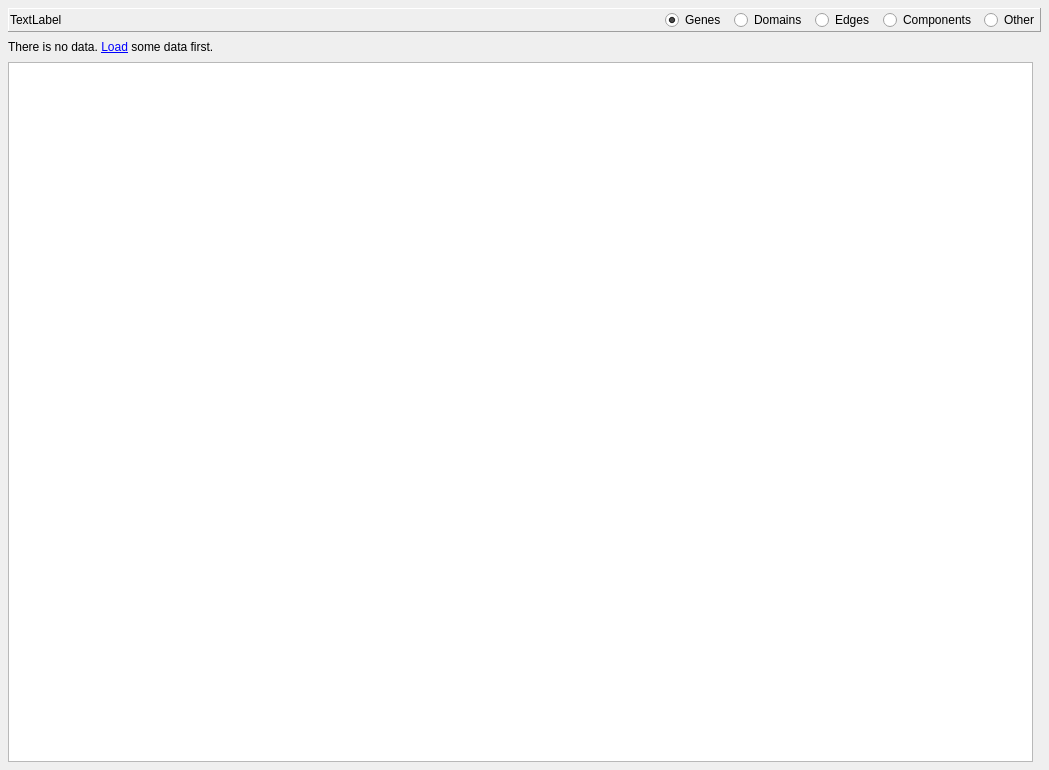
This is groot/frontends/gui/forms/designer/frm_selection_list_designer.ui in JMcInerneyLab/groot as Qt 5 draws it before an edit. The edited form follows.
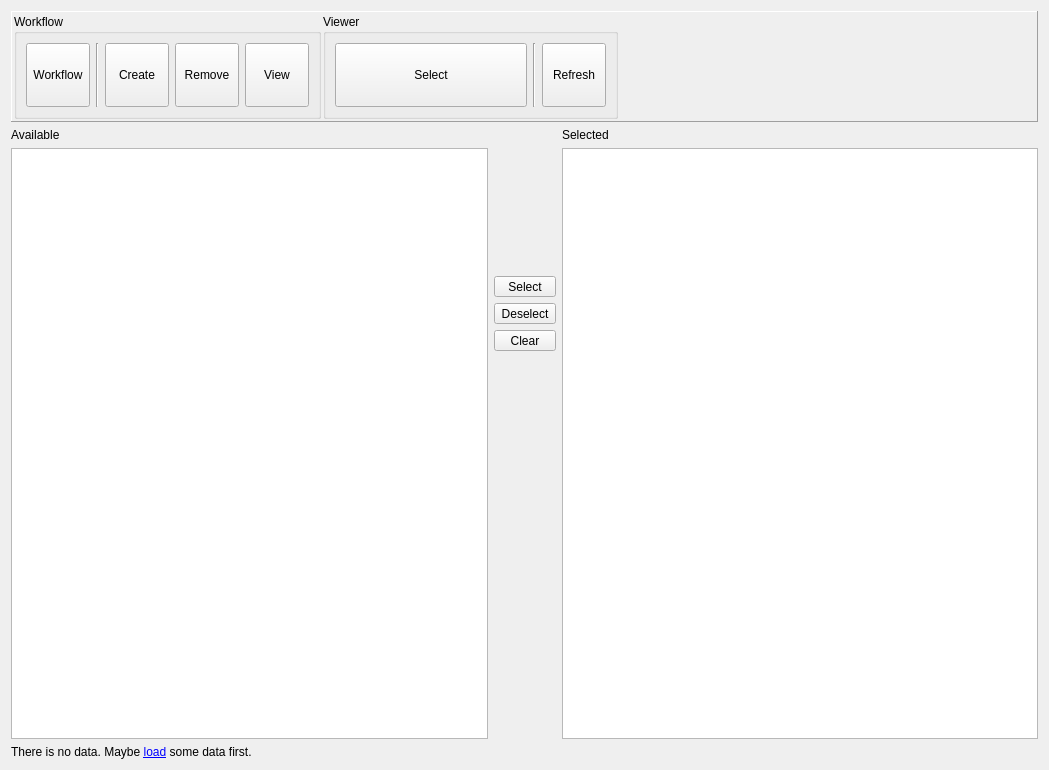
This is the edited form. Icons and pictures are not drawn.

```diff
--- a/groot/frontends/gui/forms/designer/frm_selection_list_designer.ui
+++ b/groot/frontends/gui/forms/designer/frm_selection_list_designer.ui
@@ -13,23 +13,8 @@
   <property name="windowTitle">
    <string>Dialog</string>
   </property>
-  <layout class="QGridLayout" name="gridLayout">
-   <property name="leftMargin">
-    <number>8</number>
-   </property>
-   <property name="topMargin">
-    <number>8</number>
-   </property>
-   <property name="rightMargin">
-    <number>8</number>
-   </property>
-   <property name="bottomMargin">
-    <number>8</number>
-   </property>
-   <property name="spacing">
-    <number>8</number>
-   </property>
-   <item row="0" column="0" colspan="2">
+  <layout class="QVBoxLayout" name="verticalLayout">
+   <item>
     <widget class="QFrame" name="frame">
      <property name="frameShape">
       <enum>QFrame::Panel</enum>
@@ -39,93 +24,411 @@
      </property>
      <layout class="QHBoxLayout" name="horizontalLayout_22">
       <property name="spacing">
-       <number>8</number>
+       <number>2</number>
       </property>
       <property name="leftMargin">
-       <number>1</number>
+       <number>2</number>
       </property>
       <property name="topMargin">
-       <number>1</number>
+       <number>2</number>
       </property>
       <property name="rightMargin">
-       <number>1</number>
+       <number>2</number>
       </property>
       <property name="bottomMargin">
-       <number>1</number>
+       <number>2</number>
       </property>
       <item>
-       <widget class="QLabel" name="LBL_SELECTION_INFO">
-        <property name="sizePolicy">
-         <sizepolicy hsizetype="Expanding" vsizetype="Preferred">
-          <horstretch>0</horstretch>
-          <verstretch>0</verstretch>
-         </sizepolicy>
+       <widget class="QGroupBox" name="GRP_WORKFLOW">
+        <property name="title">
+         <string>Workflow</string>
         </property>
-        <property name="text">
-         <string>TextLabel</string>
-        </property>
-        <property name="style" stdset="0">
-         <string>heading</string>
-        </property>
+        <layout class="QHBoxLayout" name="horizontalLayout_2">
+         <item>
+          <widget class="QToolButton" name="BTN_WORKFLOW">
+           <property name="minimumSize">
+            <size>
+             <width>64</width>
+             <height>64</height>
+            </size>
+           </property>
+           <property name="maximumSize">
+            <size>
+             <width>64</width>
+             <height>64</height>
+            </size>
+           </property>
+           <property name="text">
+            <string>Workflow</string>
+           </property>
+           <property name="icon">
+            <iconset resource="../../../../../../intermake/intermake/hosts/frontends/gui_qt/designer/resource_files/resources.qrc">
+             <normaloff>:/intermake/dropdown.svg</normaloff>:/intermake/dropdown.svg</iconset>
+           </property>
+           <property name="iconSize">
+            <size>
+             <width>32</width>
+             <height>32</height>
+            </size>
+           </property>
+           <property name="toolButtonStyle">
+            <enum>Qt::ToolButtonTextUnderIcon</enum>
+           </property>
+          </widget>
+         </item>
+         <item>
+          <widget class="Line" name="line_3">
+           <property name="orientation">
+            <enum>Qt::Vertical</enum>
+           </property>
+          </widget>
+         </item>
+         <item>
+          <widget class="QToolButton" name="BTN_CREATE">
+           <property name="minimumSize">
+            <size>
+             <width>64</width>
+             <height>64</height>
+            </size>
+           </property>
+           <property name="maximumSize">
+            <size>
+             <width>64</width>
+             <height>64</height>
+            </size>
+           </property>
+           <property name="text">
+            <string>Create</string>
+           </property>
+           <property name="icon">
+            <iconset resource="../resources/resources.qrc">
+             <normaloff>:/groot/create.svg</normaloff>:/groot/create.svg</iconset>
+           </property>
+           <property name="iconSize">
+            <size>
+             <width>32</width>
+             <height>32</height>
+            </size>
+           </property>
+           <property name="toolButtonStyle">
+            <enum>Qt::ToolButtonTextUnderIcon</enum>
+           </property>
+          </widget>
+         </item>
+         <item>
+          <widget class="QToolButton" name="BTN_REMOVE">
+           <property name="minimumSize">
+            <size>
+             <width>64</width>
+             <height>64</height>
+            </size>
+           </property>
+           <property name="maximumSize">
+            <size>
+             <width>64</width>
+             <height>64</height>
+            </size>
+           </property>
+           <property name="text">
+            <string>Remove</string>
+           </property>
+           <property name="icon">
+            <iconset resource="../resources/resources.qrc">
+             <normaloff>:/groot/remove.svg</normaloff>:/groot/remove.svg</iconset>
+           </property>
+           <property name="iconSize">
+            <size>
+             <width>32</width>
+             <height>32</height>
+            </size>
+           </property>
+           <property name="toolButtonStyle">
+            <enum>Qt::ToolButtonTextUnderIcon</enum>
+           </property>
+          </widget>
+         </item>
+         <item>
+          <widget class="QToolButton" name="BTN_VIEW">
+           <property name="minimumSize">
+            <size>
+             <width>64</width>
+             <height>64</height>
+            </size>
+           </property>
+           <property name="maximumSize">
+            <size>
+             <width>64</width>
+             <height>64</height>
+            </size>
+           </property>
+           <property name="text">
+            <string>View</string>
+           </property>
+           <property name="icon">
+            <iconset resource="../resources/resources.qrc">
+             <normaloff>:/groot/view.svg</normaloff>:/groot/view.svg</iconset>
+           </property>
+           <property name="iconSize">
+            <size>
+             <width>32</width>
+             <height>32</height>
+            </size>
+           </property>
+           <property name="toolButtonStyle">
+            <enum>Qt::ToolButtonTextUnderIcon</enum>
+           </property>
+          </widget>
+         </item>
+        </layout>
        </widget>
       </item>
       <item>
-       <widget class="QRadioButton" name="RAD_GENES">
-        <property name="text">
-         <string>Genes</string>
+       <widget class="QGroupBox" name="groupBox_2">
+        <property name="title">
+         <string>Viewer</string>
         </property>
-        <property name="checked">
-         <bool>true</bool>
-        </property>
+        <layout class="QHBoxLayout" name="horizontalLayout_3">
+         <item>
+          <widget class="QToolButton" name="BTN_CHANGE_SELECTION">
+           <property name="minimumSize">
+            <size>
+             <width>192</width>
+             <height>64</height>
+            </size>
+           </property>
+           <property name="maximumSize">
+            <size>
+             <width>192</width>
+             <height>64</height>
+            </size>
+           </property>
+           <property name="toolTip">
+            <string>&lt;html&gt;&lt;head/&gt;&lt;body&gt;&lt;p&gt;Switch to edge edit mode.&lt;/p&gt;&lt;/body&gt;&lt;/html&gt;</string>
+           </property>
+           <property name="statusTip">
+            <string>Remove edge</string>
+           </property>
+           <property name="text">
+            <string>Select</string>
+           </property>
+           <property name="icon">
+            <iconset resource="../resources/resources.qrc">
+             <normaloff>:/groot/check.svg</normaloff>:/groot/check.svg</iconset>
+           </property>
+           <property name="iconSize">
+            <size>
+             <width>32</width>
+             <height>32</height>
+            </size>
+           </property>
+           <property name="toolButtonStyle">
+            <enum>Qt::ToolButtonTextBesideIcon</enum>
+           </property>
+          </widget>
+         </item>
+         <item>
+          <widget class="Line" name="line_2">
+           <property name="orientation">
+            <enum>Qt::Vertical</enum>
+           </property>
+          </widget>
+         </item>
+         <item>
+          <widget class="QToolButton" name="BTN_REFRESH">
+           <property name="minimumSize">
+            <size>
+             <width>64</width>
+             <height>64</height>
+            </size>
+           </property>
+           <property name="maximumSize">
+            <size>
+             <width>64</width>
+             <height>64</height>
+            </size>
+           </property>
+           <property name="toolTip">
+            <string>&lt;html&gt;&lt;head/&gt;&lt;body&gt;&lt;p&gt;Switch to edge edit mode.&lt;/p&gt;&lt;/body&gt;&lt;/html&gt;</string>
+           </property>
+           <property name="statusTip">
+            <string>Remove edge</string>
+           </property>
+           <property name="text">
+            <string>Refresh</string>
+           </property>
+           <property name="icon">
+            <iconset resource="../resources/resources.qrc">
+             <normaloff>:/groot/refresh.svg</normaloff>:/groot/refresh.svg</iconset>
+           </property>
+           <property name="iconSize">
+            <size>
+             <width>32</width>
+             <height>32</height>
+            </size>
+           </property>
+           <property name="toolButtonStyle">
+            <enum>Qt::ToolButtonTextUnderIcon</enum>
+           </property>
+          </widget>
+         </item>
+        </layout>
        </widget>
       </item>
       <item>
-       <widget class="QRadioButton" name="RAD_DOMAINS">
-        <property name="text">
-         <string>Domains</string>
+       <spacer name="horizontalSpacer">
+        <property name="orientation">
+         <enum>Qt::Horizontal</enum>
         </property>
-       </widget>
-      </item>
-      <item>
-       <widget class="QRadioButton" name="RAD_EDGES">
-        <property name="text">
-         <string>Edges</string>
+        <property name="sizeHint" stdset="0">
+         <size>
+          <width>40</width>
+          <height>20</height>
+         </size>
         </property>
-       </widget>
-      </item>
-      <item>
-       <widget class="QRadioButton" name="RAD_COMPONENTS">
-        <property name="text">
-         <string>Components</string>
-        </property>
-       </widget>
-      </item>
-      <item>
-       <widget class="QRadioButton" name="RAD_OTHER">
-        <property name="text">
-         <string>Other</string>
-        </property>
-       </widget>
+       </spacer>
       </item>
      </layout>
     </widget>
    </item>
-   <item row="2" column="0">
-    <widget class="QTreeWidget" name="LST_MAIN">
-     <attribute name="headerVisible">
-      <bool>false</bool>
-     </attribute>
-     <column>
-      <property name="text">
-       <string notr="true">1</string>
-      </property>
-     </column>
-    </widget>
+   <item>
+    <layout class="QGridLayout" name="gridLayout">
+     <item row="0" column="0">
+      <widget class="QLabel" name="LBL_ALL">
+       <property name="text">
+        <string>Available</string>
+       </property>
+      </widget>
+     </item>
+     <item row="1" column="0">
+      <widget class="QTreeWidget" name="LST_ALL">
+       <attribute name="headerVisible">
+        <bool>false</bool>
+       </attribute>
+       <column>
+        <property name="text">
+         <string notr="true">1</string>
+        </property>
+       </column>
+      </widget>
+     </item>
+     <item row="1" column="1">
+      <layout class="QVBoxLayout" name="verticalLayout_2">
+       <item>
+        <spacer name="verticalSpacer_2">
+         <property name="orientation">
+          <enum>Qt::Vertical</enum>
+         </property>
+         <property name="sizeType">
+          <enum>QSizePolicy::Preferred</enum>
+         </property>
+         <property name="sizeHint" stdset="0">
+          <size>
+           <width>0</width>
+           <height>128</height>
+          </size>
+         </property>
+        </spacer>
+       </item>
+       <item>
+        <widget class="QToolButton" name="BTN_SELECT">
+         <property name="sizePolicy">
+          <sizepolicy hsizetype="Minimum" vsizetype="Fixed">
+           <horstretch>0</horstretch>
+           <verstretch>0</verstretch>
+          </sizepolicy>
+         </property>
+         <property name="text">
+          <string>Select</string>
+         </property>
+         <property name="icon">
+          <iconset resource="../resources/resources.qrc">
+           <normaloff>:/groot/create.svg</normaloff>:/groot/create.svg</iconset>
+         </property>
+         <property name="toolButtonStyle">
+          <enum>Qt::ToolButtonTextBesideIcon</enum>
+         </property>
+        </widget>
+       </item>
+       <item>
+        <widget class="QToolButton" name="BTN_DESELECT">
+         <property name="sizePolicy">
+          <sizepolicy hsizetype="Minimum" vsizetype="Fixed">
+           <horstretch>0</horstretch>
+           <verstretch>0</verstretch>
+          </sizepolicy>
+         </property>
+         <property name="text">
+          <string>Deselect</string>
+         </property>
+         <property name="icon">
+          <iconset resource="../resources/resources.qrc">
+           <normaloff>:/groot/remove.svg</normaloff>:/groot/remove.svg</iconset>
+         </property>
+         <property name="toolButtonStyle">
+          <enum>Qt::ToolButtonTextBesideIcon</enum>
+         </property>
+        </widget>
+       </item>
+       <item>
+        <widget class="QToolButton" name="BTN_CLEAR">
+         <property name="sizePolicy">
+          <sizepolicy hsizetype="Minimum" vsizetype="Fixed">
+           <horstretch>0</horstretch>
+           <verstretch>0</verstretch>
+          </sizepolicy>
+         </property>
+         <property name="text">
+          <string>Clear</string>
+         </property>
+         <property name="icon">
+          <iconset resource="../resources/resources.qrc">
+           <normaloff>:/groot/select.svg</normaloff>:/groot/select.svg</iconset>
+         </property>
+         <property name="toolButtonStyle">
+          <enum>Qt::ToolButtonTextBesideIcon</enum>
+         </property>
+        </widget>
+       </item>
+       <item>
+        <spacer name="verticalSpacer">
+         <property name="orientation">
+          <enum>Qt::Vertical</enum>
+         </property>
+         <property name="sizeHint" stdset="0">
+          <size>
+           <width>0</width>
+           <height>40</height>
+          </size>
+         </property>
+        </spacer>
+       </item>
+      </layout>
+     </item>
+     <item row="1" column="2">
+      <widget class="QTreeWidget" name="LST_SELECTED">
+       <attribute name="headerVisible">
+        <bool>false</bool>
+       </attribute>
+       <column>
+        <property name="text">
+         <string notr="true">1</string>
+        </property>
+       </column>
+      </widget>
+     </item>
+     <item row="0" column="2">
+      <widget class="QLabel" name="LBL_SELECTED">
+       <property name="text">
+        <string>Selected</string>
+       </property>
+      </widget>
+     </item>
+    </layout>
    </item>
-   <item row="1" column="0">
+   <item>
     <widget class="QLabel" name="LBL_NO_DATA_WARNING">
      <property name="text">
-      <string>&lt;html&gt;&lt;head/&gt;&lt;body&gt;&lt;p&gt;There is no data. &lt;a href=&quot;action:show_load_model&quot;&gt;Load&lt;/a&gt; some data first.&lt;/p&gt;&lt;/body&gt;&lt;/html&gt;</string>
+      <string>&lt;html&gt;&lt;head/&gt;&lt;body&gt;&lt;p&gt;There is no data. Maybe &lt;a href=&quot;action:view_open_file&quot;&gt;load&lt;/a&gt; some data first.&lt;/p&gt;&lt;/body&gt;&lt;/html&gt;</string>
      </property>
      <property name="style" stdset="0">
       <string>warning</string>
```
Left out of the diff: 7 changed lines with no effect on the pictures.
